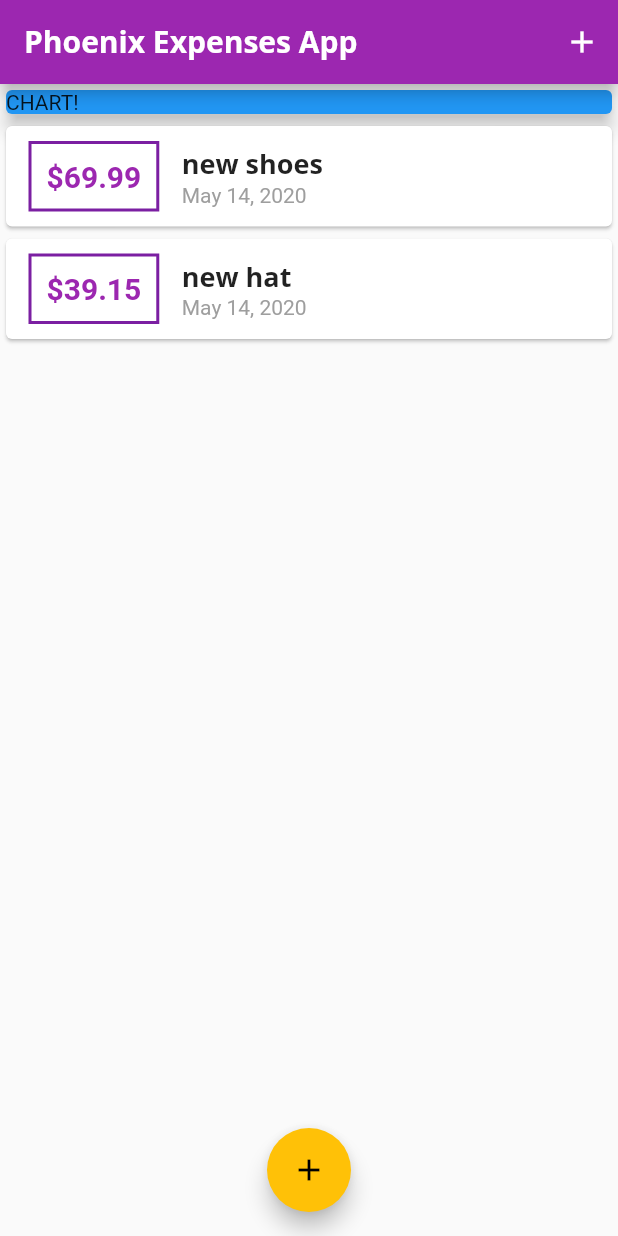
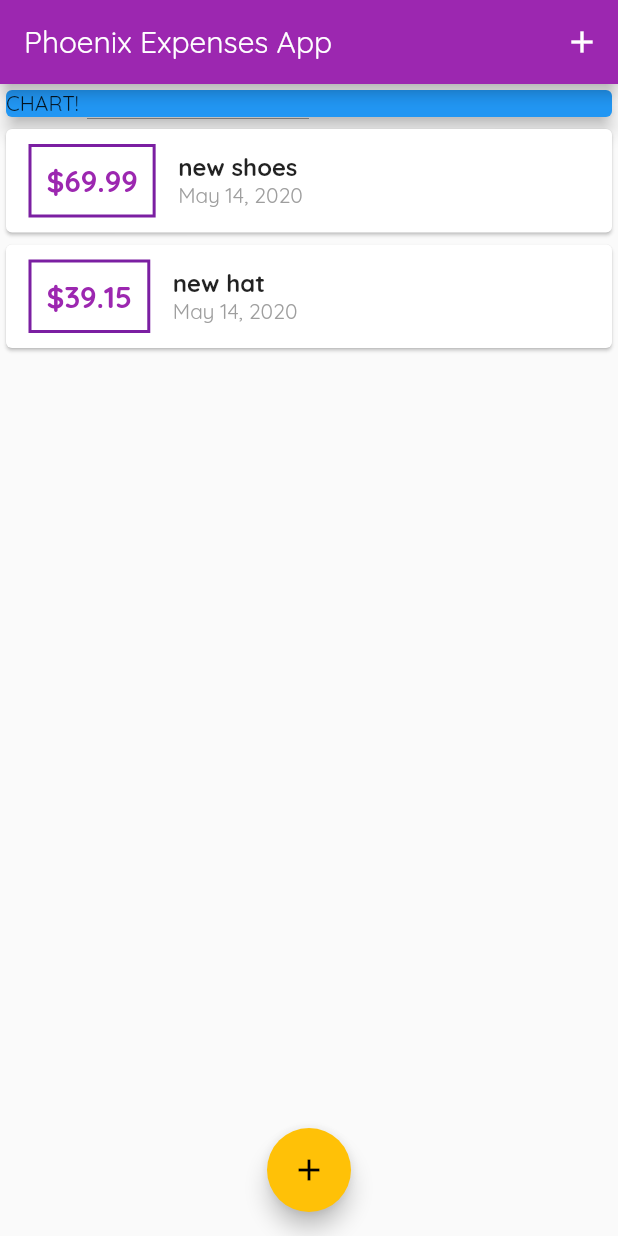
Before and after one commit to Jitgitbit/flutter_exercise_two, a Flutter app: the screen it shows after launch, on a phone screen of 412 x 824 dp. Run offline on Flutter 3.47's test engine with Material 2 defaults, Android fonts, the phone set to English and light mode, and no system bars.

Commit message:
back to global Quicksand, prettier

```diff
--- a/lib/main.dart
+++ b/lib/main.dart
@@ -16,22 +16,22 @@ class MyApp extends StatelessWidget {
         primarySwatch: Colors.purple,
         accentColor: Colors.amber,
         fontFamily: 'Quicksand',
-        textTheme: ThemeData.light().textTheme.copyWith(
-          title: TextStyle(
-            fontFamily: 'OpenSans',
-            fontSize: 18,
-            fontWeight: FontWeight.bold,
-          ),
-        ),
-        appBarTheme: AppBarTheme(
-          textTheme: ThemeData.light().textTheme.copyWith(
-            title: TextStyle(
-              fontFamily: 'OpenSans',
-              fontSize: 20,
-              fontWeight: FontWeight.bold,
-            ),
-          ),
-        ),
+        // textTheme: ThemeData.light().textTheme.copyWith(
+        //   title: TextStyle(
+        //     fontFamily: 'OpenSans',
+        //     fontSize: 18,
+        //     fontWeight: FontWeight.bold,
+        //   ),
+        // ),
+        // appBarTheme: AppBarTheme(
+        //   textTheme: ThemeData.light().textTheme.copyWith(
+        //     title: TextStyle(
+        //       fontFamily: 'OpenSans',
+        //       fontSize: 20,
+        //       fontWeight: FontWeight.bold,
+        //     ),
+        //   ),
+        // ),
       ),
       home: MyHomePage(),
     );
--- a/lib/widgets/transaction_list.dart
+++ b/lib/widgets/transaction_list.dart
@@ -40,8 +40,8 @@ class TransactionList extends StatelessWidget {
                   children: <Widget>[
                     Text(
                       transactions[index].title,
-                      // style: TextStyle(fontSize: 16, fontWeight: FontWeight.bold),
-                      style: Theme.of(context).textTheme.title,
+                      style: TextStyle(fontSize: 16, fontWeight: FontWeight.bold),
+                      // style: Theme.of(context).textTheme.title,
                     ),
                     Text(
                       DateFormat.yMMMd().format(transactions[index].date),
```
Also changed, not shown: assets/images/waiting.png (added).
